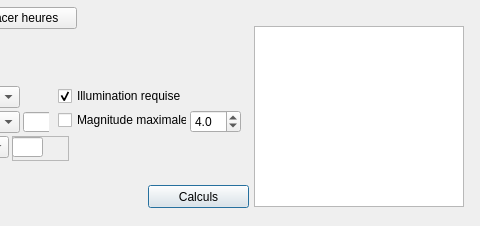
Qt form src/interface/onglets/previsions/previsionspassage.ui (mconsidine/previsat_archive) before a commit; both pictures show x 312 to 792 and y 0 to 226 of the 792 by 226 pixel window.
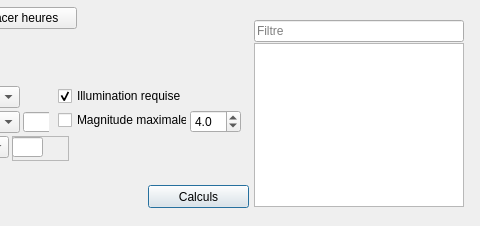
The same form after that commit.

Commit message: Ajout du champ filtre pour les listes de satellites

Diff of the .ui file:
```diff
--- a/src/interface/onglets/previsions/previsionspassage.ui
+++ b/src/interface/onglets/previsions/previsionspassage.ui
@@ -98,9 +98,9 @@
    <property name="geometry">
     <rect>
      <x>566</x>
-     <y>26</y>
+     <y>43</y>
      <width>210</width>
-     <height>181</height>
+     <height>164</height>
     </rect>
    </property>
    <property name="font">
@@ -702,6 +702,25 @@
     <string>Paramétrage par défaut</string>
    </property>
   </widget>
+  <widget class="QLineEdit" name="filtreSatellites">
+   <property name="geometry">
+    <rect>
+     <x>566</x>
+     <y>20</y>
+     <width>210</width>
+     <height>22</height>
+    </rect>
+   </property>
+   <property name="inputMask">
+    <string notr="true"/>
+   </property>
+   <property name="text">
+    <string notr="true"/>
+   </property>
+   <property name="placeholderText">
+    <string>Filtre</string>
+   </property>
+  </widget>
  </widget>
  <resources/>
  <connections/>
```
Left out of the diff: 2 changed lines with no effect on the pictures. The commit also changes 4 other files.
